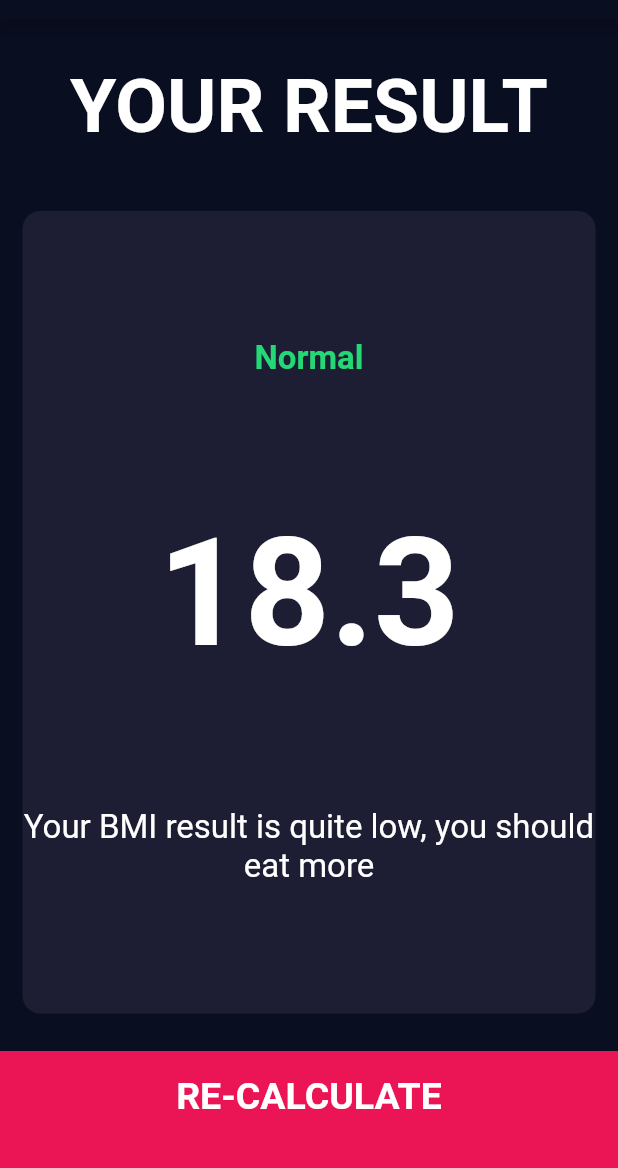
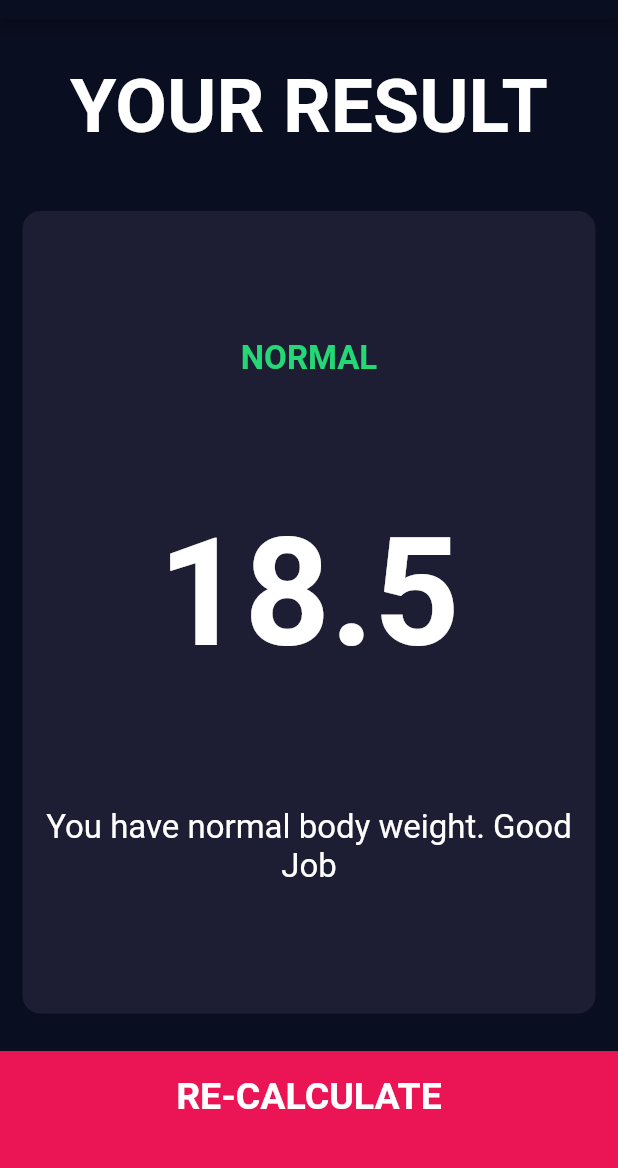
Before and after one commit to IamXolisaniNgcobo/bmi_calculator, a Flutter app: the screen it shows after launch, after a tap on "CALCULATE", on a phone screen of 412 x 824 dp, the part 65-1233 px from its top. Run offline on Flutter 3.47's test engine with Material 2 defaults, Android fonts, the phone set to English and light mode, and no system bars; our stand-ins replace font_awesome_flutter.

Commit message:
Update results_page.dart

```diff
--- a/lib/screens/results_page.dart
+++ b/lib/screens/results_page.dart
@@ -6,6 +6,13 @@ import '../components/bottom_button.dart';
 import '../constants/constants.dart';
 
 class ResultsPage extends StatelessWidget {
+  ResultsPage(
+      {required this.bmiResult,
+      required this.resultText,
+      required this.interpretationText});
+  final String bmiResult;
+  final String resultText;
+  final String interpretationText;
   @override
   Widget build(BuildContext context) {
     return Scaffold(
@@ -34,17 +41,16 @@ class ResultsPage extends StatelessWidget {
                 mainAxisAlignment: MainAxisAlignment.spaceEvenly,
                 crossAxisAlignment: CrossAxisAlignment.center,
                 children: [
-
                   Text(
-                    'Normal',
+                    resultText.toUpperCase(),
                     style: kResultsTextStyle,
                   ),
                   Text(
-                    '18.3',
+                    bmiResult,
                     style: kBMITextStyle,
                   ),
                   Text(
-                    'Your BMI result is quite low, you should eat more',
+                    interpretationText,
                     style: kBodyTextStyle,
                     textAlign: TextAlign.center,
                   )
```
